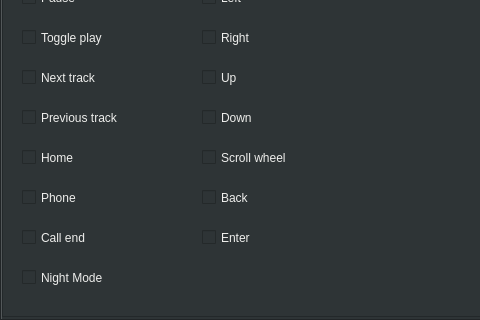
RRZandbergen/openauto_old, file src/autoapp/UI/settingswindow.ui: the form before one commit; both pictures show x 0 to 480 and y 160 to 480 of the 800 by 480 pixel window.
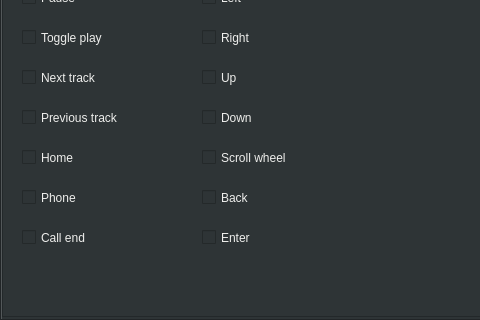
The form after the commit. The open tabs and pages were chosen to show the change. Icons and pictures are not drawn.

What changed in the file:
```diff
--- a/src/autoapp/UI/settingswindow.ui
+++ b/src/autoapp/UI/settingswindow.ui
@@ -699,19 +699,7 @@
       <string>Call end</string>
      </property>
     </widget>
-    <widget class="QCheckBox" name="checkBoxNightButton">
-      <property name="geometry">
-      <rect>
-       <x>20</x>
-       <y>400</y>
-       <width>92</width>
-       <height>23</height>
-      </rect>
-     </property>
-     <property name="text">
-      <string>Night Mode</string>
-     </property>
-    </widget>
+    
     <widget class="QCheckBox" name="checkBoxVoiceCommandButton">
      <property name="geometry">
       <rect>
```
